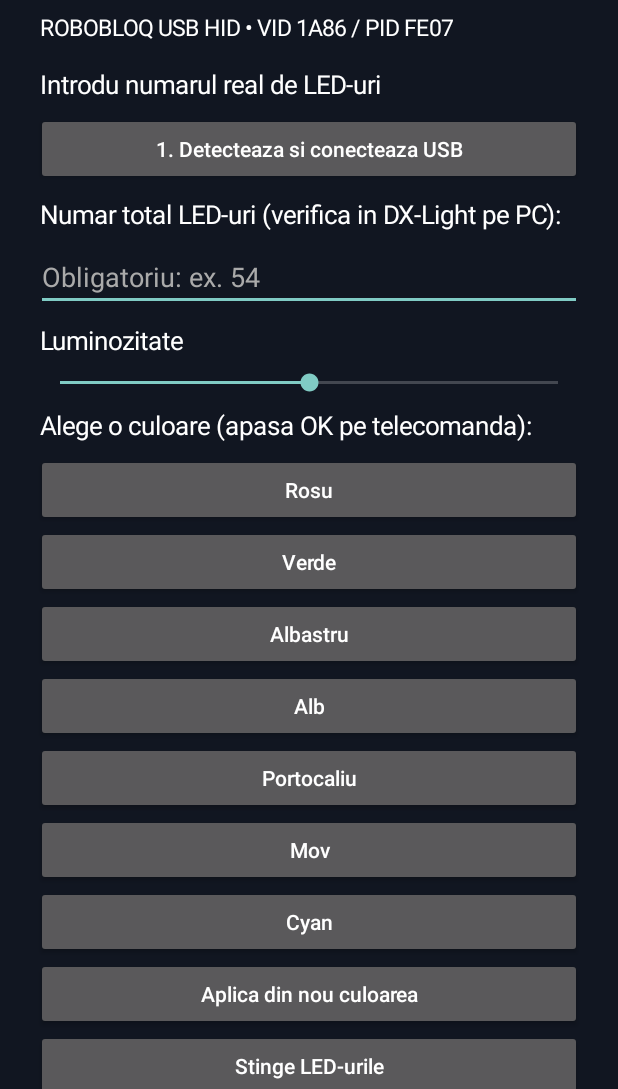
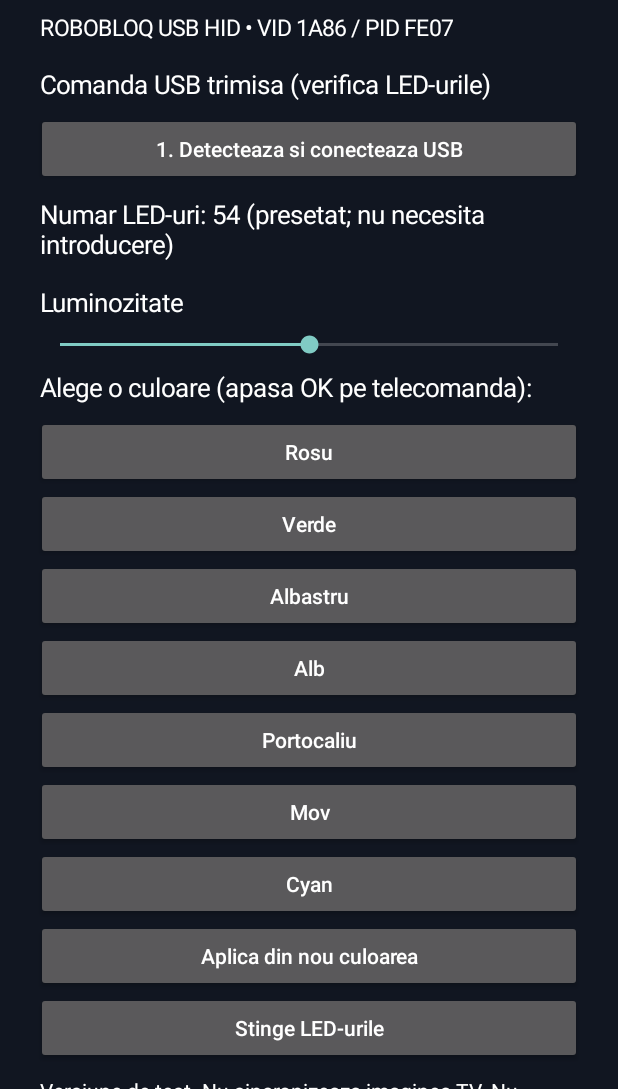
Before and after one commit to StoichitoiuDamian/KWMLIGHT-AndroidTV, an Android app: the screen it shows after launch (MainActivity), after a tap on "Rosu", on a phone screen of 412 x 824 dp, the part 147-1236 px from its top. Run offline under Robolectric (Android 15) with nearby library versions, the phone set to English and light mode, and no system bars; 2 statements that could not run were skipped.

Commit message:
Update MainActivity.java

```diff
--- a/app/src/main/java/ro/kwmlight/tv/MainActivity.java
+++ b/app/src/main/java/ro/kwmlight/tv/MainActivity.java
@@ -11,7 +11,7 @@ import android.widget.*;
 public class MainActivity extends Activity {
     private RobobloqUsb usb;
     private TextView status;
-    private EditText ledCount;
+    private static final int LED_COUNT = 54;
     private SeekBar brightness;
     private int selected=Color.rgb(255,60,0);
     private final int[] colors={Color.RED,Color.GREEN,Color.BLUE,Color.WHITE,Color.rgb(255,120,0),Color.MAGENTA,Color.CYAN};
@@ -37,10 +37,7 @@ public class MainActivity extends Activity {
             UsbDevice d=usb.find();if(d==null){say("Controllerul 1A86:FE07 nu este detectat");return;}
             if(!usb.hasPermission(d)){usb.requestPermission(this,d);say("Accepta permisiunea USB");}else connect();
         });
-        root.addView(text("Numar total LED-uri (verifica in DX-Light pe PC):",17));
-        ledCount=new EditText(this);ledCount.setInputType(2);ledCount.setSingleLine(true);
-        ledCount.setHint("Obligatoriu: ex. 54");ledCount.setText(getPreferences(0).getString("leds",""));
-        ledCount.setTextColor(Color.WHITE);ledCount.setHintTextColor(0xFFAAAAAA);root.addView(ledCount);
+        root.addView(text("Numar LED-uri: 54 (presetat; nu necesita introducere)",17));
         root.addView(text("Luminozitate",17));brightness=new SeekBar(this);brightness.setMax(255);
         brightness.setProgress(getPreferences(0).getInt("brightness",128));root.addView(brightness);
         root.addView(text("Alege o culoare (apasa OK pe telecomanda):",17));
@@ -60,10 +57,8 @@ public class MainActivity extends Activity {
     private interface UsbJob {void run()throws Exception;}
     private void runUsb(UsbJob job){try{job.run();say("Comanda USB trimisa (verifica LED-urile)");}catch(Exception e){say("Eroare USB: "+e.getMessage());}}
     private void apply(){
-        int n;try{n=Integer.parseInt(ledCount.getText().toString().trim());}catch(Exception e){say("Introdu numarul real de LED-uri");return;}
-        if(n<1||n>253){say("Numarul LED-urilor trebuie sa fie intre 1 si 253");return;}
-        getPreferences(0).edit().putString("leds",String.valueOf(n)).putInt("brightness",brightness.getProgress()).apply();
-        final int count=n;
+        getPreferences(0).edit().putInt("brightness",brightness.getProgress()).apply();
+        final int count=LED_COUNT;
         runUsb(()->{
             usb.brightness(brightness.getProgress());
             // Hardware may need a short delay between brightness and colour commands.
```
